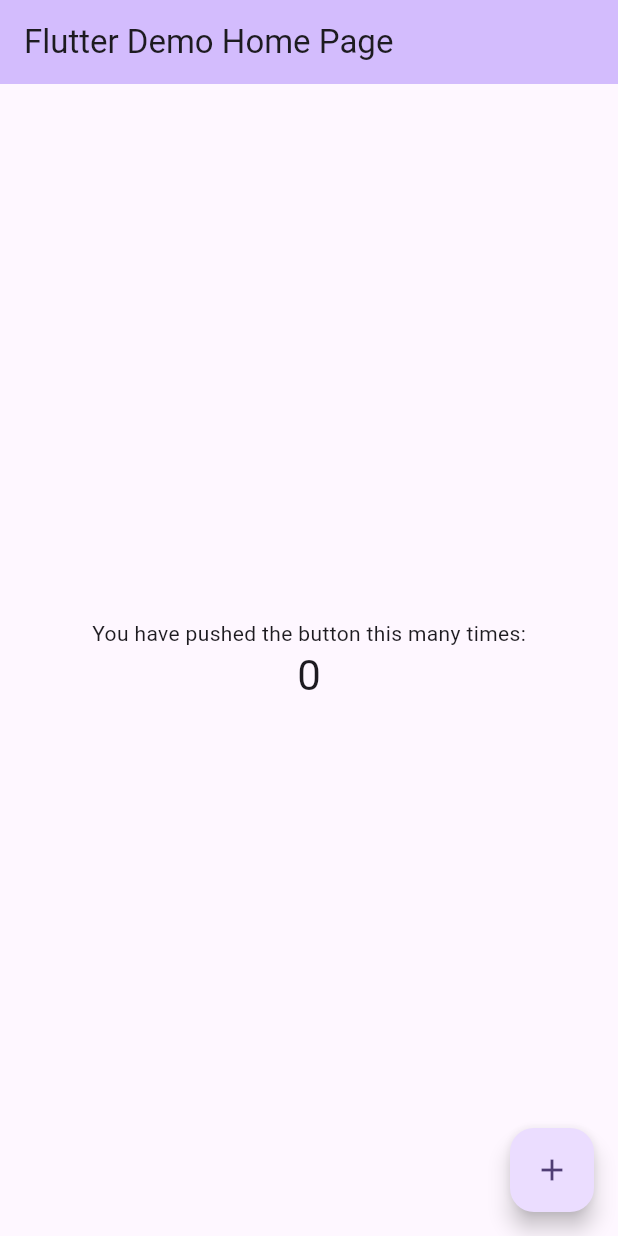
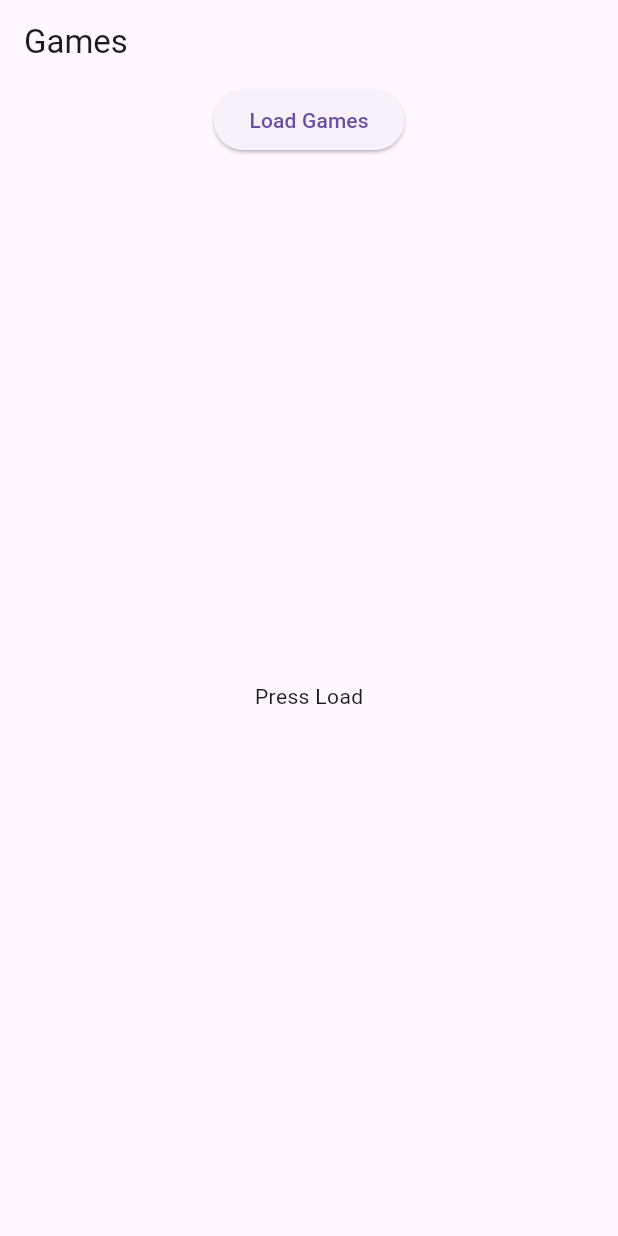
Before and after one commit to mohamedahil/Kiwi_bloc_dio_impl, a Flutter app: the screen it shows after launch, on a phone screen of 412 x 824 dp. Run offline on Flutter 3.47's test engine with Material 3 defaults, Android fonts, the phone set to English and light mode, and no system bars; our stand-ins replace dio, flutter_bloc, freezed_annotation, kiwi.

```diff
--- a/lib/main.dart
+++ b/lib/main.dart
@@ -1,122 +1,76 @@
 import 'package:flutter/material.dart';
+import 'package:flutter_bloc/flutter_bloc.dart';
+import 'package:kiwi/kiwi.dart';
+import 'package:kiwi_bloc_impl/di/kiwi_container.dart';
+import 'bloc/game_data_bloc.dart';
+import 'bloc/game_data_event.dart';
+import 'bloc/game_data_state.dart';
 
 void main() {
+  Injector.setup();
   runApp(const MyApp());
 }
 
 class MyApp extends StatelessWidget {
   const MyApp({super.key});
 
-  // This widget is the root of your application.
   @override
   Widget build(BuildContext context) {
     return MaterialApp(
-      title: 'Flutter Demo',
-      theme: ThemeData(
-        // This is the theme of your application.
-        //
-        // TRY THIS: Try running your application with "flutter run". You'll see
-        // the application has a purple toolbar. Then, without quitting the app,
-        // try changing the seedColor in the colorScheme below to Colors.green
-        // and then invoke "hot reload" (save your changes or press the "hot
-        // reload" button in a Flutter-supported IDE, or press "r" if you used
-        // the command line to start the app).
-        //
-        // Notice that the counter didn't reset back to zero; the application
-        // state is not lost during the reload. To reset the state, use hot
-        // restart instead.
-        //
-        // This works for code too, not just values: Most code changes can be
-        // tested with just a hot reload.
-        colorScheme: ColorScheme.fromSeed(seedColor: Colors.deepPurple),
+      title: 'Game List',
+      debugShowCheckedModeBanner: false,
+      home: BlocProvider(
+        // previously we use create: (context) => GameDataBloc(GamesRepo()),
+        // now ithe instance is clearly handled by kiwi
+        create: (context) => KiwiContainer().resolve<GameDataBloc>(),
+        child: const GameListPage(),
       ),
-      home: const MyHomePage(title: 'Flutter Demo Home Page'),
     );
   }
 }
 
-class MyHomePage extends StatefulWidget {
-  const MyHomePage({super.key, required this.title});
-
-  // This widget is the home page of your application. It is stateful, meaning
-  // that it has a State object (defined below) that contains fields that affect
-  // how it looks.
-
-  // This class is the configuration for the state. It holds the values (in this
-  // case the title) provided by the parent (in this case the App widget) and
-  // used by the build method of the State. Fields in a Widget subclass are
-  // always marked "final".
-
-  final String title;
-
-  @override
-  State<MyHomePage> createState() => _MyHomePageState();
-}
-
-class _MyHomePageState extends State<MyHomePage> {
-  int _counter = 0;
-
-  void _incrementCounter() {
-    setState(() {
-      // This call to setState tells the Flutter framework that something has
-      // changed in this State, which causes it to rerun the build method below
-      // so that the display can reflect the updated values. If we changed
-      // _counter without calling setState(), then the build method would not be
-      // called again, and so nothing would appear to happen.
-      _counter++;
-    });
-  }
+class GameListPage extends StatelessWidget {
+  const GameListPage({super.key});
 
   @override
   Widget build(BuildContext context) {
-    // This method is rerun every time setState is called, for instance as done
-    // by the _incrementCounter method above.
-    //
-    // The Flutter framework has been optimized to make rerunning build methods
-    // fast, so that you can just rebuild anything that needs updating rather
-    // than having to individually change instances of widgets.
+
     return Scaffold(
-      appBar: AppBar(
-        // TRY THIS: Try changing the color here to a specific color (to
-        // Colors.amber, perhaps?) and trigger a hot reload to see the AppBar
-        // change color while the other colors stay the same.
-        backgroundColor: Theme.of(context).colorScheme.inversePrimary,
-        // Here we take the value from the MyHomePage object that was created by
-        // the App.build method, and use it to set our appbar title.
-        title: Text(widget.title),
+      appBar: AppBar(title: const Text('Games')),
+      body: Column(
+        children: [
+          Center(
+            child: ElevatedButton(
+              onPressed: () => context.read<GameDataBloc>().add(const GameDataEvent.load()),
+              child: const Text('Load Games'),
+            ),
+          ),
+          Expanded(
+            child: BlocBuilder<GameDataBloc, GameDataState>(
+              builder: (context, state) {
+                return state.when(
+                  initial: () {
+                    return const Center(child: Text('Press Load'));
+                  } ,
+                  loading: ()  {
+                    return  const Center(child: CircularProgressIndicator());
+                  },
+                  loaded: (games)  {
+                    return  ListView.builder(
+                    itemCount: games.length,
+                    itemBuilder: (context, index) => ListTile(
+                      title: Text(games[index].title),
+                      subtitle: Text(games[index].body),
+                    ),
+                  );
+                  },
+                  error: (msg) => Center(child: Text('Error: $msg')),
+                );
+              },
+            ),
+          ),
+        ],
       ),
-      body: Center(
-        // Center is a layout widget. It takes a single child and positions it
-        // in the middle of the parent.
-        child: Column(
-          // Column is also a layout widget. It takes a list of children and
-          // arranges them vertically. By default, it sizes itself to fit its
-          // children horizontally, and tries to be as tall as its parent.
-          //
-          // Column has various properties to control how it sizes itself and
-          // how it positions its children. Here we use mainAxisAlignment to
-          // center the children vertically; the main axis here is the vertical
-          // axis because Columns are vertical (the cross axis would be
-          // horizontal).
-          //
-          // TRY THIS: Invoke "debug painting" (choose the "Toggle Debug Paint"
-          // action in the IDE, or press "p" in the console), to see the
-          // wireframe for each widget.
-          mainAxisAlignment: MainAxisAlignment.center,
-          children: <Widget>[
-            const Text('You have pushed the button this many times:'),
-            Text(
-              '$_counter',
-              style: Theme.of(context).textTheme.headlineMedium,
-            ),
-          ],
-        ),
-      ),
-      floatingActionButton: FloatingActionButton(
-        onPressed: _incrementCounter,
-        tooltip: 'Increment',
-        child: const Icon(Icons.add),
-      ), // This trailing comma makes auto-formatting nicer for build methods.
     );
   }
 }
--- a/pubspec.yaml
+++ b/pubspec.yaml
@@ -42,6 +42,7 @@ dependencies:
   json_serializable: ^6.9.5
   http: ^1.4.0
   dio: ^5.0.0
+  kiwi: ^5.0.1
 
 dev_dependencies:
   flutter_test:
```
Also changed, not shown: lib/bloc/game_data_bloc.dart (+10 -9 lines), lib/di/kiwi_container.dart (added, +26 -0 lines), pubspec.lock.
